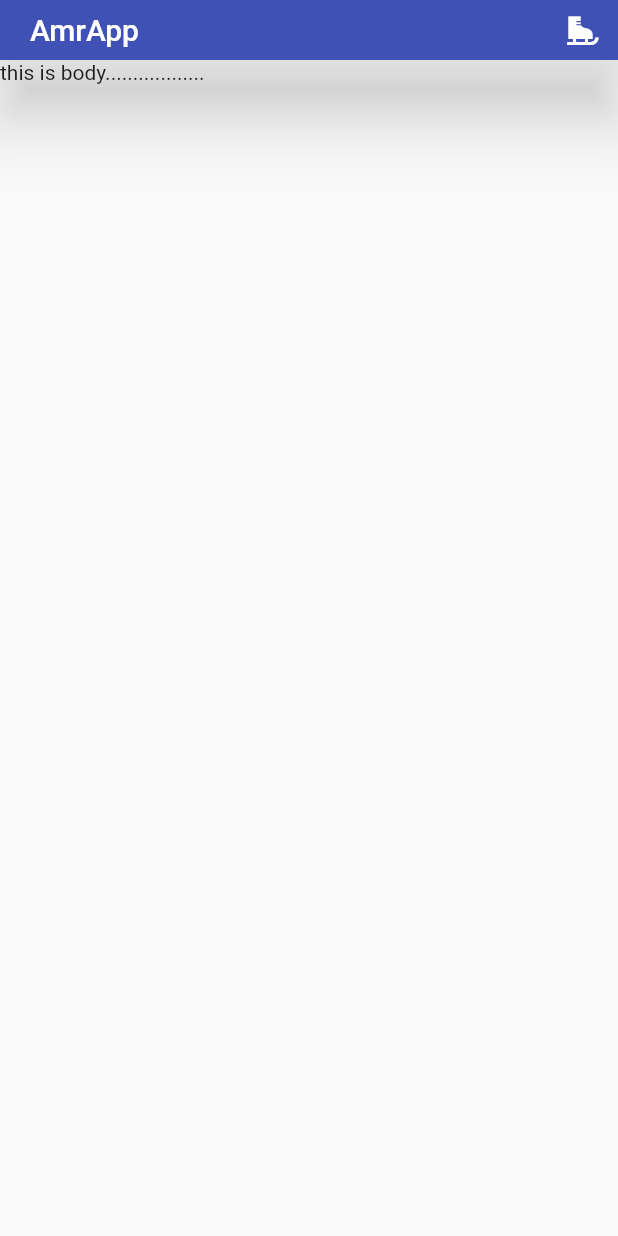
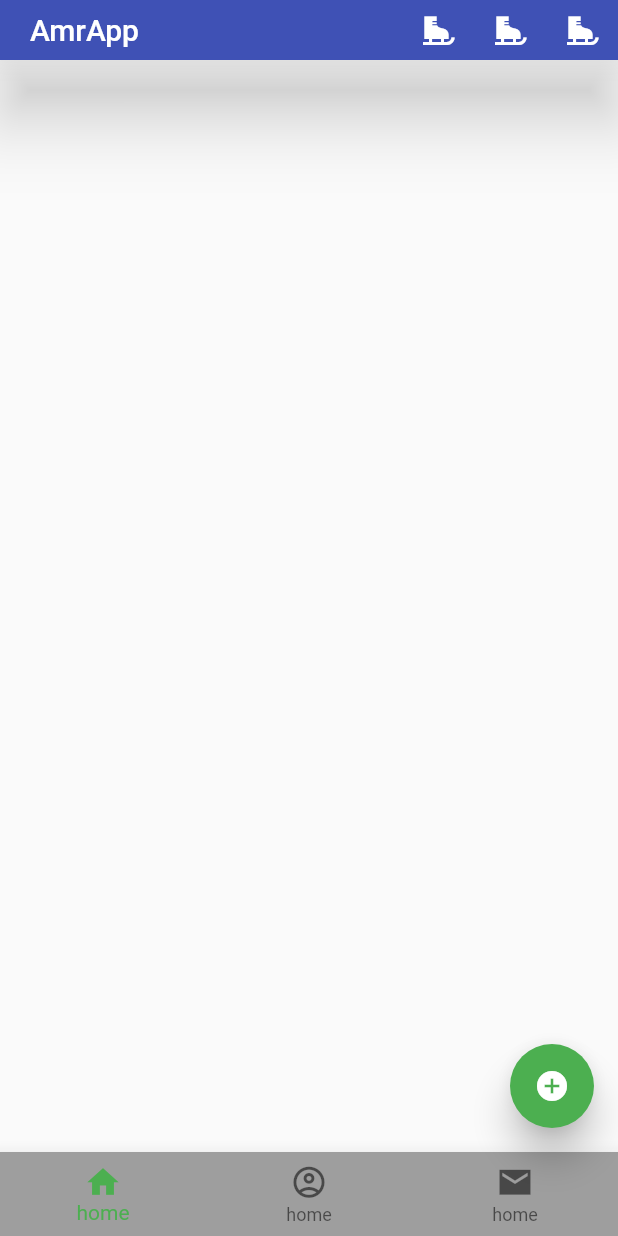
Before and after one commit to Amirul898/widget_for_flutter, a Flutter app: the screen it shows after launch, on a phone screen of 412 x 824 dp. Run offline on Flutter 3.47's test engine with Material 2 defaults, Android fonts, the phone set to English and light mode, and no system bars.

Commit message:
read: floating button appbar buttonnavigationbar

```diff
--- a/lib/main.dart
+++ b/lib/main.dart
@@ -11,7 +11,7 @@ class AmrApp extends StatelessWidget{
   Widget build(BuildContext context) {
 
     return  MaterialApp(
-      theme: ThemeData(primarySwatch: Colors.pink),
+      theme: ThemeData(primarySwatch: Colors.green),
       darkTheme: ThemeData(primarySwatch: Colors.cyan),
       debugShowCheckedModeBanner: false,
       home:  const HomeActivaty(),
@@ -20,6 +20,16 @@ class AmrApp extends StatelessWidget{
   }
 }
 
+
+//Snakmessage
+thisSnakBar(msg,context ){
+  return ScaffoldMessenger.of(context).showSnackBar(
+    SnackBar(content: Text(msg))
+  );
+}
+
+
+//HomeActivaty
 class HomeActivaty extends StatelessWidget{
   const HomeActivaty({super.key});
 
@@ -28,9 +38,8 @@ class HomeActivaty extends StatelessWidget{
 
     return Scaffold(
 
-
       appBar:AppBar(
-        title: Text("AmrApp"),
+        title: const Text("AmrApp"),
         titleSpacing: 20 ,
         centerTitle: false,
         toolbarHeight:40 ,
@@ -38,16 +47,47 @@ class HomeActivaty extends StatelessWidget{
         elevation: 20,
         backgroundColor: Colors.indigo,
         actions: [
-          IconButton(onPressed: (){}, icon: Icon(Icons.ice_skating))
+          IconButton(onPressed: (){thisSnakBar ("I Am appbar", context);}, icon: const Icon(Icons.ice_skating)),
+          IconButton(onPressed: (){thisSnakBar ("I Am appbar", context);}, icon: const Icon(Icons.ice_skating)),
+          IconButton(onPressed: (){thisSnakBar ("I Am appbar", context);}, icon: const Icon(Icons.ice_skating))
+        ],
+      ),
+
+      floatingActionButton: FloatingActionButton(
+        elevation: 10,
+        onPressed: () { thisSnakBar("This is floating action button",context ); },
+        // backgroundColor: Color(Colors.pink),
+        child: const Icon(Icons.add_circle),
+      ),
+
+      bottomNavigationBar: BottomNavigationBar(
+        currentIndex:0,
+        items: [
+          BottomNavigationBarItem(icon:Icon (Icons.home), label: "home"),
+          BottomNavigationBarItem(icon:Icon (Icons.account_circle_outlined), label: "home"),
+          BottomNavigationBarItem(icon:Icon (Icons.mail_sharp), label: "home")
         ],
 
+
+
+        onTap: (int index){
+          if (index==0){
+            thisSnakBar("I am footer home ", context);
+          }
+          if (index==1){
+            thisSnakBar("I am footer profile ", context);
+          }
+          if (index==2){
+            thisSnakBar("I am footer contact ", context);
+          }
+        },
+
+        elevation: 10,
+        backgroundColor: Colors.grey,
+        iconSize: 25,
       ),
 
-
-      body: Text("this is body.................."),
-
     );
-
   }
 
 
```
